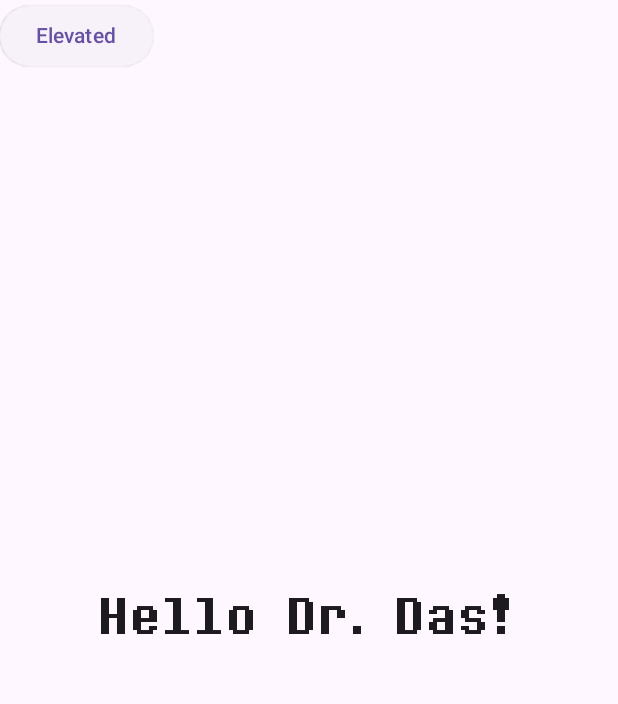
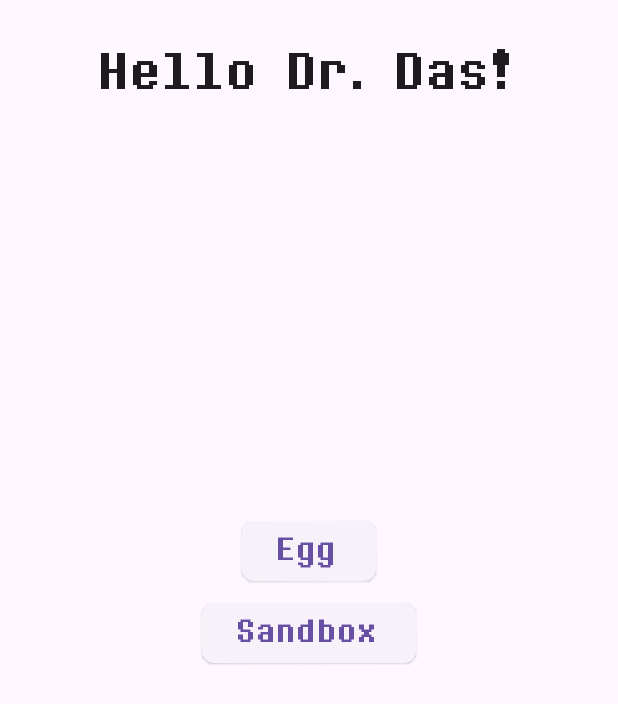
Before and after one commit to MichaelMcNaughton/TestProj2, an Android app built with Jetpack Compose: the composable GreetScreen shown on its own in the app's theme, on a phone screen of 412 x 824 dp. Shown: the top 704 px of the screen. Run offline under Robolectric (Android 15) with nearby library versions, the phone set to English and light mode, and no system bars.

Commit message:
More work on the GreetScreen

```diff
--- a/app/src/main/java/com/example/myapplication/GreetScreen.kt
+++ b/app/src/main/java/com/example/myapplication/GreetScreen.kt
@@ -3,6 +3,10 @@ package com.example.myapplication
 import androidx.activity.compose.setContent
 import androidx.compose.foundation.layout.Box
 import androidx.compose.foundation.layout.fillMaxSize
+import androidx.compose.foundation.layout.height
+import androidx.compose.foundation.layout.offset
+import androidx.compose.foundation.layout.padding
+import androidx.compose.foundation.layout.width
 import androidx.compose.material3.ElevatedButton
 import androidx.compose.material3.Text
 import androidx.compose.runtime.Composable
@@ -11,7 +15,11 @@ import androidx.compose.ui.Modifier
 import androidx.compose.ui.text.font.Font
 import androidx.compose.ui.text.font.FontFamily
 import androidx.compose.ui.text.style.TextAlign
+import androidx.compose.ui.unit.dp
 import androidx.compose.ui.unit.sp
+import androidx.compose.foundation.shape.RoundedCornerShape
+import androidx.compose.foundation.shape.CircleShape
+import androidx.compose.ui.graphics.RectangleShape
 
 
 var bigShotText = FontFamily(
@@ -28,20 +36,45 @@ fun displayGreeting(activity: MainActivity){
 @Composable
 fun GreetScreen(){
     Box(
-        modifier = Modifier.fillMaxSize(),
-        contentAlignment = Alignment.Center
+        modifier = Modifier
+            .padding(top = 30.dp)
+            .fillMaxSize(),
+        contentAlignment = Alignment.TopCenter
     ){
         Text(
             text = "Hello Dr. Das!",
-            fontFamily = com.example.myapplication.bigShotText,
+            fontFamily = bigShotText,
             fontSize = 32.sp,
             textAlign = TextAlign.Center
         )
-    }
 
-    ElevatedButton(onClick = {
-        //Code to execute when clicked
-    }){
-        Text("Elevated")
+        ElevatedButton(
+            onClick = { },
+            modifier = Modifier
+                .align(Alignment.Center)
+                .padding(bottom = 120.dp),
+            shape = RoundedCornerShape(8.dp)
+        ){
+            Text(
+                text = "Egg",
+                fontFamily = bigShotText,
+                fontSize = 20.sp
+            )
+        }
+
+        ElevatedButton(
+            onClick = { },
+            modifier = Modifier
+                .align(Alignment.Center)
+                .padding(bottom = 10.dp),
+            shape = RoundedCornerShape(8.dp)
+        ){
+            Text(
+                text = "Sandbox",
+                fontFamily = bigShotText,
+                fontSize = 20.sp
+            )
+        }
+
     }
 }
```
